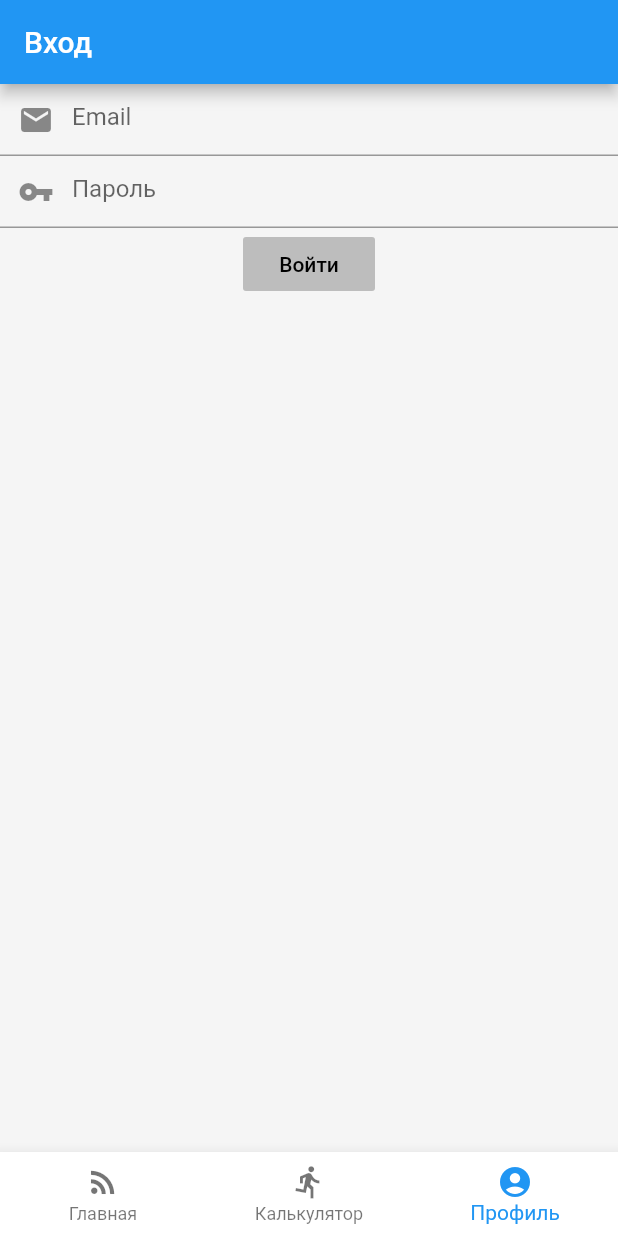
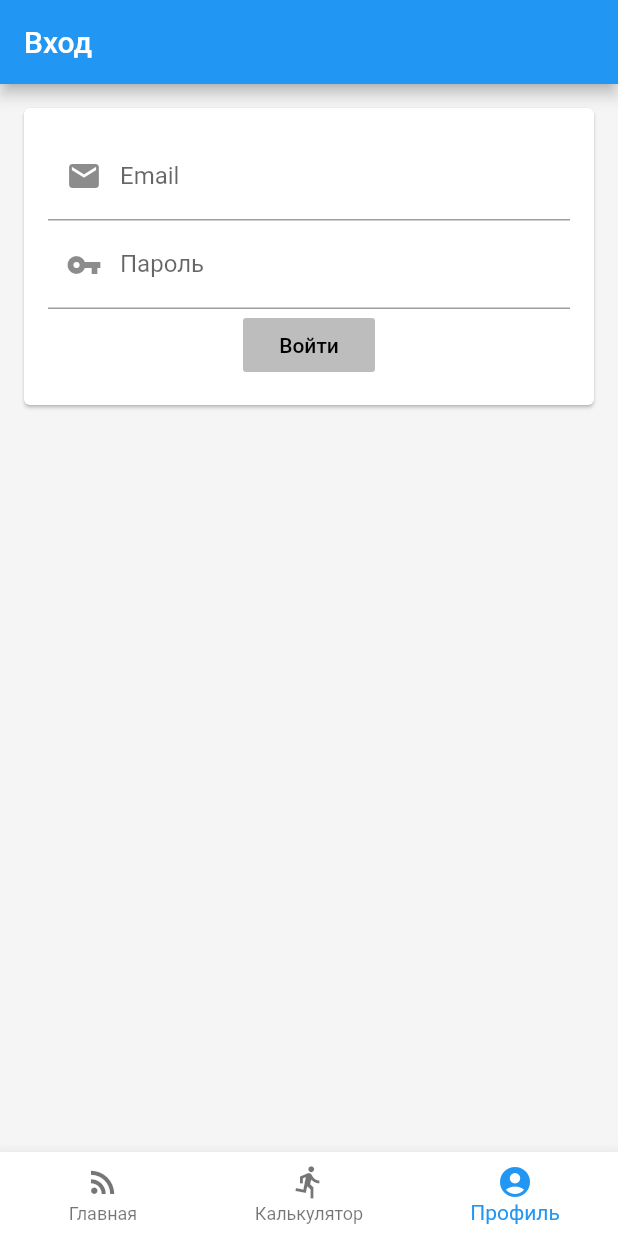
Before and after one commit to jakushev-pavel/gto_service_app, a Flutter app: the screen it shows after launch, item 3 of the bottom bar chosen, on a phone screen of 412 x 824 dp. Run offline on Flutter 3.47's test engine with Material 2 defaults, Android fonts, the phone set to English and light mode, and no system bars; our stand-ins replace get_it, shared_preferences.

Commit message:
Улучшена верстка экрана логина

```diff
--- a/gto_service_app/lib/screens/login/login.dart
+++ b/gto_service_app/lib/screens/login/login.dart
@@ -1,5 +1,7 @@
+import 'package:flutter/cupertino.dart';
 import 'package:flutter/material.dart';
 import 'package:gtoserviceapp/components/dialogs/error_dialog.dart';
+import 'package:gtoserviceapp/components/layout/shrunk_vertically.dart';
 import 'package:gtoserviceapp/components/navigation/nav_bar.dart';
 import 'package:gtoserviceapp/components/navigation/tabs.dart';
 import 'package:gtoserviceapp/screens/profile/profile.dart';
@@ -35,22 +37,34 @@ class LoginScreenState extends State<LoginScreen> {
           title: Text("Вход"),
           automaticallyImplyLeading: false,
         ),
-        body: Column(
-          children: <Widget>[
-            _buildEmailField(),
-            _buildPasswordField(),
-            _buildButton(context),
-          ],
-        ),
+        body: _buildBody(context),
         bottomNavigationBar: NavigationBar(Tabs.Profile),
       ),
+    );
+  }
+
+  Widget _buildBody(BuildContext context) {
+    return ShrunkVertically(
+      child: Card(
+        margin: EdgeInsets.all(16),
+          child: Padding(
+            padding: EdgeInsets.all(16),
+            child: Column(
+              children: <Widget>[
+                _buildEmailField(),
+                _buildPasswordField(),
+                _buildButton(context),
+              ],
+            ),
+          ),
+        ),
     );
   }
 
   Widget _buildEmailField() => TextFormField(
         keyboardType: TextInputType.emailAddress,
         decoration: InputDecoration(
-          hintText: "Email",
+          labelText: "Email",
           prefixIcon: Icon(Icons.email),
         ),
         onChanged: _updateEmail,
@@ -59,7 +73,7 @@ class LoginScreenState extends State<LoginScreen> {
   Widget _buildPasswordField() => TextFormField(
         obscureText: true,
         decoration: InputDecoration(
-          hintText: "Пароль",
+          labelText: "Пароль",
           prefixIcon: Icon(Icons.vpn_key),
         ),
         onChanged: _updatePassword,
@@ -100,9 +114,6 @@ class LoginScreenState extends State<LoginScreen> {
   }
 
   _onError(BuildContext context, error) {
-    showDialog(
-      context: context,
-      child: ErrorDialog.fromError(error)
-    );
+    showDialog(context: context, child: ErrorDialog.fromError(error));
   }
 }
```
